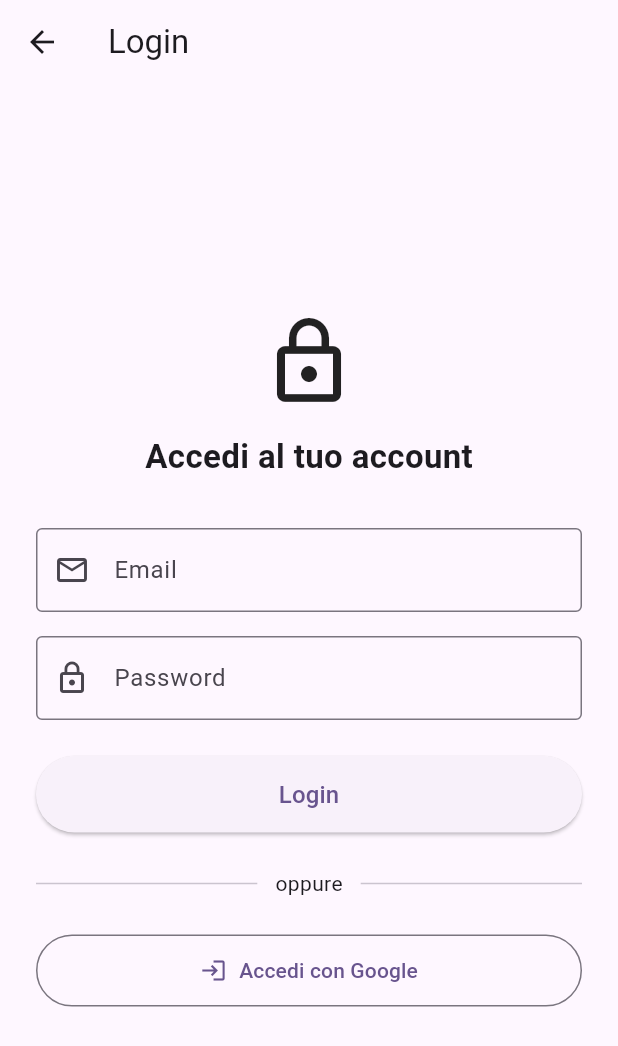
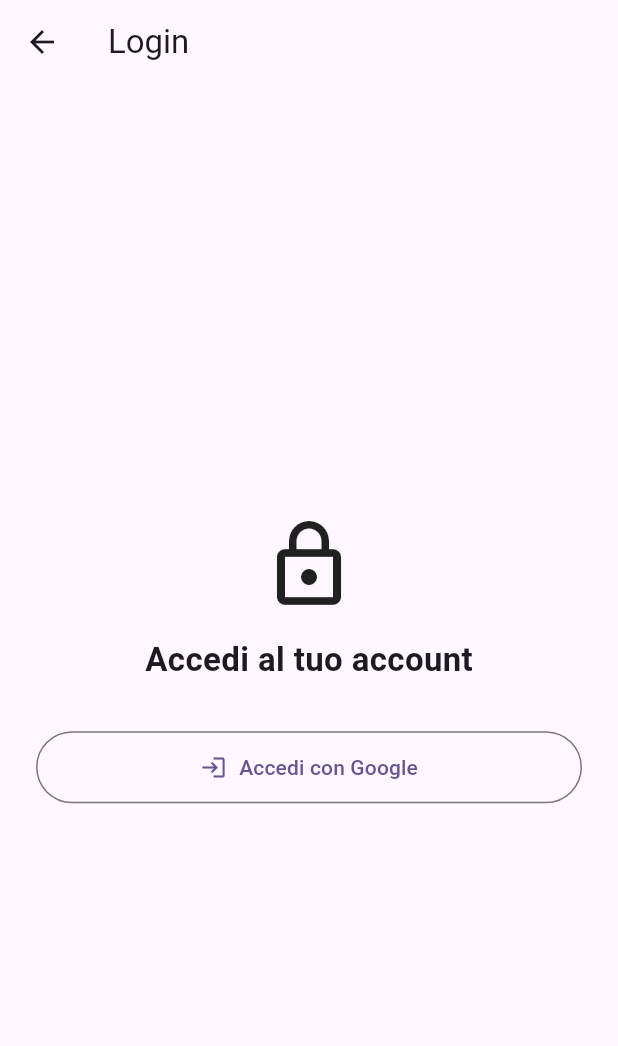
Before and after one commit to SWE-BitByBit/project-PoC, a Flutter app: the AuthenticationPage screen opened directly, on a phone screen of 412 x 824 dp. Shown: the top 1046 px of the screen. Run offline on Flutter 3.47's test engine with Material 3 defaults, Android fonts, the phone set to English and light mode, and no system bars; accounts and stored records are empty.

Commit message:
Rimozione login con email e password

```diff
--- a/frontend/lib/auth/auth_page.dart
+++ b/frontend/lib/auth/auth_page.dart
@@ -18,19 +18,6 @@
     _emailController.dispose();
     _passwordController.dispose();
     super.dispose();
-  }
-
-  Future<void> _defaultLogin() async {
-    if (_formKey.currentState!.validate()) {
-      final auth = AuthenticationService.instance;
-      final user = await auth.loginWithEmailAndPassword(
-        _emailController.text,
-        _passwordController.text,
-      );
-      if (user != null && mounted) {
-        // Utente autenticato con email / password
-      }
-    }
   }
 
   Future<void> _googleLogin() async {
@@ -59,14 +46,6 @@
                 children: [
                   const _Header(),
                   const SizedBox(height: 32),
-                  _EmailField(controller: _emailController),
-                  const SizedBox(height: 16),
-                  _PasswordField(controller: _passwordController),
-                  const SizedBox(height: 24),
-                  _LoginButton(onPressedCallback: _defaultLogin),
-                  const SizedBox(height: 24),
-                  const _DividerWithText(),
-                  const SizedBox(height: 24),
                   _GoogleLoginButton(onPressedCallback: _googleLogin),
                 ],
               ),
@@ -77,7 +56,6 @@
     );
   }
 }
-
 
 // Icona lucchetto con titolo pagina
 class _Header extends StatelessWidget {
@@ -101,92 +79,6 @@
   }
 }
 
-class _EmailField extends StatelessWidget {
-  final TextEditingController controller;
-  const _EmailField({required this.controller});
-
-  @override
-  Widget build(BuildContext context) {
-    return TextFormField(
-      keyboardType: TextInputType.emailAddress,
-      controller: controller,
-      decoration: const InputDecoration(
-        labelText: 'Email',
-        prefixIcon: Icon(Icons.email_outlined),
-        border: OutlineInputBorder(),
-      ),
-      validator: (value) {
-        if (value == null || value.isEmpty) {
-          return 'Inserisci un\'email';
-        }
-        return null;
-      },
-    );
-  }
-}
-
-class _PasswordField extends StatelessWidget {
-  final TextEditingController controller;
-  const _PasswordField({required this.controller});
-
-  @override
-  Widget build(BuildContext context) {
-    return TextFormField(
-      controller: controller,
-      obscureText: true,
-      decoration: const InputDecoration(
-        labelText: 'Password',
-        prefixIcon: Icon(Icons.lock_outline),
-        border: OutlineInputBorder(),
-      ),
-      validator: (value) {
-        if (value == null || value.isEmpty) {
-          return 'Inserisci una password';
-        }
-        return null;
-      },
-    );
-  }
-}
-
-class _LoginButton extends StatelessWidget {
-  final VoidCallback onPressedCallback;
-  const _LoginButton({required this.onPressedCallback});
-
-  @override
-  Widget build(BuildContext context) {
-    return ElevatedButton(
-      onPressed: onPressedCallback,
-      style: ElevatedButton.styleFrom(
-        padding: const EdgeInsets.symmetric(vertical: 14),
-      ),
-      child: const Text(
-        'Login',
-        style: TextStyle(fontSize: 16),
-      ),
-    );
-  }
-}
-
-// Divisore tra login normale e login Google
-class _DividerWithText extends StatelessWidget {
-  const _DividerWithText();
-
-  @override
-  Widget build(BuildContext context) {
-    return Row(
-      children: const [
-        Expanded(child: Divider()),
-        Padding(
-          padding: EdgeInsets.symmetric(horizontal: 12),
-          child: Text('oppure'),
-        ),
-        Expanded(child: Divider()),
-      ],
-    );
-  }
-}
-
 class _GoogleLoginButton extends StatelessWidget {
   final VoidCallback onPressedCallback;
   const _GoogleLoginButton({required this.onPressedCallback});
```
